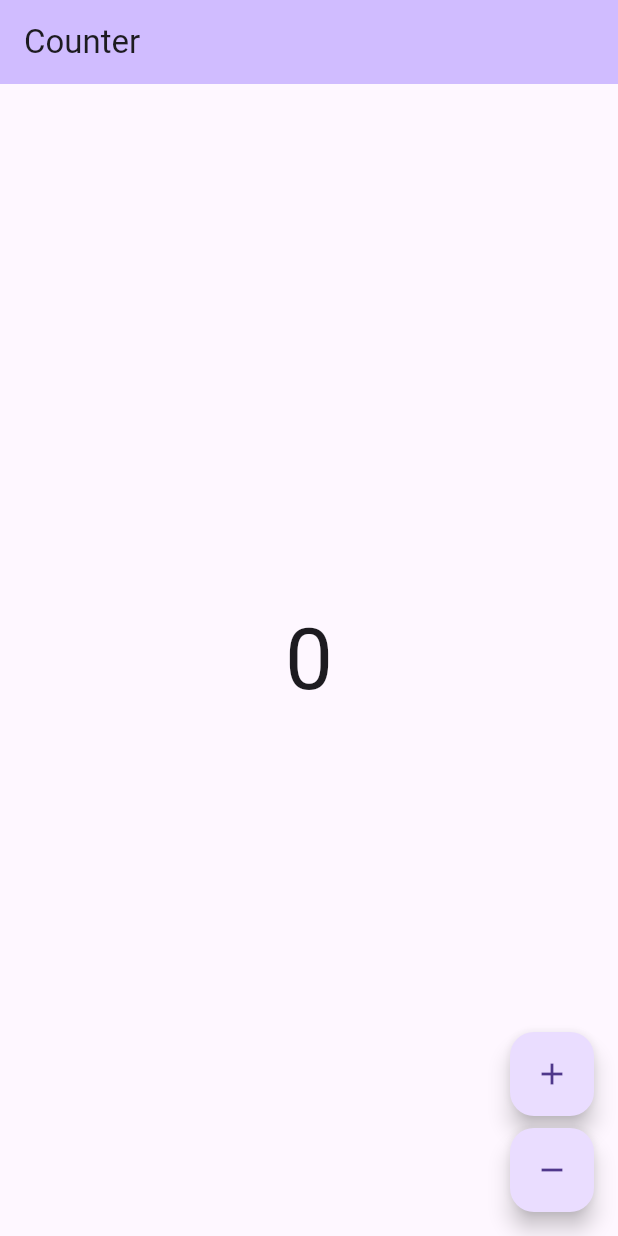
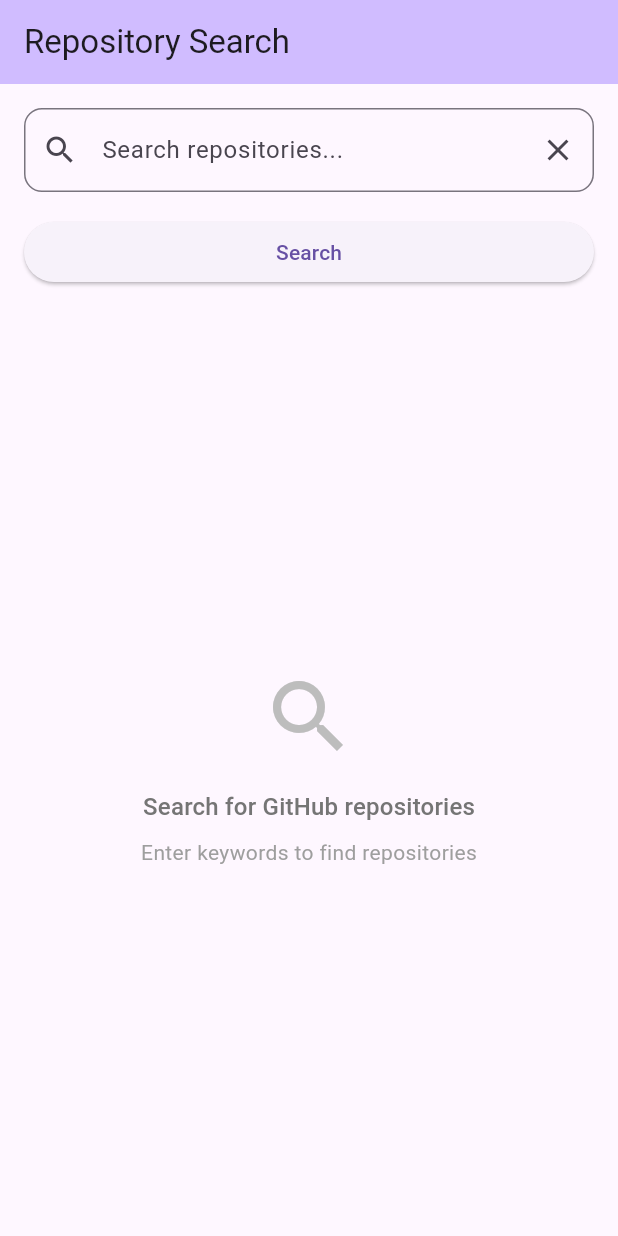
Before and after one commit to Kurczaak/github_poc, a Flutter app: the screen it shows after launch, on a phone screen of 412 x 824 dp. Run offline on Flutter 3.47's test engine with Material 3 defaults, Android fonts, the light colour scheme and no system bars; our stand-ins replace auto_route, bloc, equatable, flutter_bloc; generated files the repository leaves out were written again.

Commit message:
feat: add initial repository search page

```diff
--- a/lib/app/router/app_router.dart
+++ b/lib/app/router/app_router.dart
@@ -1,5 +1,6 @@
 import 'package:auto_route/auto_route.dart';
 import 'package:github_poc/presentation/feature/counter/view/counter_page.dart';
+import 'package:github_poc/presentation/feature/repository_search/view/repository_search_page.dart';
 
 part 'app_router.gr.dart';
 
@@ -7,11 +8,16 @@ part 'app_router.gr.dart';
 class AppRouter extends RootStackRouter {
   @override
   List<AutoRoute> get routes => [
-    // Home route
+    // Home route - Repository Search
     AutoRoute(
-      page: CounterRoute.page,
+      page: RepositorySearchRoute.page,
       path: '/',
       initial: true,
     ),
+    // Counter route
+    AutoRoute(
+      page: CounterRoute.page,
+      path: '/counter',
+    ),
   ];
 }
--- /dev/null
+++ b/lib/domain/model/repository.dart
@@ -0,0 +1,38 @@
+import 'package:equatable/equatable.dart';
+
+class Repository extends Equatable {
+  const Repository({
+    required this.id,
+    required this.name,
+    required this.fullName,
+    required this.description,
+    required this.stargazersCount,
+    required this.forksCount,
+    required this.language,
+    required this.htmlUrl,
+    required this.updatedAt,
+  });
+
+  final int id;
+  final String name;
+  final String fullName;
+  final String description;
+  final int stargazersCount;
+  final int forksCount;
+  final String language;
+  final String htmlUrl;
+  final DateTime updatedAt;
+
+  @override
+  List<Object?> get props => [
+    id,
+    name,
+    fullName,
+    description,
+    stargazersCount,
+    forksCount,
+    language,
+    htmlUrl,
+    updatedAt,
+  ];
+}
--- a/lib/l10n/arb/app_en.arb
+++ b/lib/l10n/arb/app_en.arb
@@ -1,7 +1,49 @@
 {
-    "@@locale": "en",
-    "counterAppBarTitle": "Counter",
-    "@counterAppBarTitle": {
-        "description": "Text shown in the AppBar of the Counter Page"
+  "@@locale": "en",
+  "counterAppBarTitle": "Counter",
+  "@counterAppBarTitle": {
+    "description": "Text shown in the AppBar of the Counter Page"
+  },
+  "repositorySearchTitle": "Repository Search",
+  "@repositorySearchTitle": {
+    "description": "Title shown in the AppBar of the Repository Search Page"
+  },
+  "searchRepositoriesHint": "Search repositories...",
+  "@searchRepositoriesHint": {
+    "description": "Hint text shown in the search input field"
+  },
+  "searchButton": "Search",
+  "@searchButton": {
+    "description": "Text shown on the search button"
+  },
+  "searchForGitHubRepositories": "Search for GitHub repositories",
+  "@searchForGitHubRepositories": {
+    "description": "Main text shown in empty state"
+  },
+  "enterKeywordsToFind": "Enter keywords to find repositories",
+  "@enterKeywordsToFind": {
+    "description": "Subtitle text shown in empty state"
+  },
+  "searchingRepositories": "Searching repositories...",
+  "@searchingRepositories": {
+    "description": "Text shown while searching for repositories"
+  },
+  "foundRepositoriesFor": "Found {count} repositories for \"{query}\"",
+  "@foundRepositoriesFor": {
+    "description": "Text showing search results count",
+    "placeholders": {
+      "count": {
+        "type": "int",
+        "description": "Number of repositories found"
+      },
+      "query": {
+        "type": "String",
+        "description": "Search query"
+      }
     }
+  },
+  "error": "Error",
+  "@error": {
+    "description": "Generic error title"
+  }
 }
--- /dev/null
+++ b/lib/presentation/feature/repository_search/cubit/repository_search_cubit.dart
@@ -0,0 +1,48 @@
+import 'package:bloc/bloc.dart';
+import 'package:equatable/equatable.dart';
+import 'package:github_poc/domain/model/repository.dart';
+
+part 'repository_search_state.dart';
+
+class RepositorySearchCubit extends Cubit<RepositorySearchState> {
+  RepositorySearchCubit() : super(const RepositorySearchInitial());
+
+  void searchRepositories(String query) {
+    if (query.isEmpty) {
+      emit(const RepositorySearchInitial());
+      return;
+    }
+
+    emit(const RepositorySearchLoading());
+
+    // Simulate some processing time
+    Future.delayed(const Duration(milliseconds: 500), () {
+      // Mock search results for now
+      final repositories = _generateMockRepositories(query);
+      emit(RepositorySearchSuccess(repositories: repositories, query: query));
+    });
+  }
+
+  void clearSearch() {
+    emit(const RepositorySearchInitial());
+  }
+
+  List<Repository> _generateMockRepositories(String query) {
+    // Generate mock repositories based on search query
+    return List.generate(5, (index) {
+      return Repository(
+        id: index + 1,
+        name: '${query.toLowerCase()}-repo-${index + 1}',
+        fullName: 'user/${query.toLowerCase()}-repo-${index + 1}',
+        description:
+            'A mock repository for $query with some interesting features and capabilities.',
+        stargazersCount: (index + 1) * 150,
+        forksCount: (index + 1) * 25,
+        language: ['Dart', 'TypeScript', 'Python', 'JavaScript', 'Go'][index],
+        htmlUrl:
+            'https://github.com/user/${query.toLowerCase()}-repo-${index + 1}',
+        updatedAt: DateTime.now().subtract(Duration(days: index + 1)),
+      );
+    });
+  }
+}
--- /dev/null
+++ b/lib/presentation/feature/repository_search/cubit/repository_search_state.dart
@@ -0,0 +1,38 @@
+part of 'repository_search_cubit.dart';
+
+abstract class RepositorySearchState extends Equatable {
+  const RepositorySearchState();
+
+  @override
+  List<Object?> get props => [];
+}
+
+class RepositorySearchInitial extends RepositorySearchState {
+  const RepositorySearchInitial();
+}
+
+class RepositorySearchLoading extends RepositorySearchState {
+  const RepositorySearchLoading();
+}
+
+class RepositorySearchSuccess extends RepositorySearchState {
+  const RepositorySearchSuccess({
+    required this.repositories,
+    required this.query,
+  });
+
+  final List<Repository> repositories;
+  final String query;
+
+  @override
+  List<Object?> get props => [repositories, query];
+}
+
+class RepositorySearchError extends RepositorySearchState {
+  const RepositorySearchError({required this.message});
+
+  final String message;
+
+  @override
+  List<Object?> get props => [message];
+}
--- /dev/null
+++ b/lib/presentation/feature/repository_search/view/repository_search_page.dart
@@ -0,0 +1,337 @@
+import 'package:auto_route/auto_route.dart';
+import 'package:flutter/material.dart';
+import 'package:flutter_bloc/flutter_bloc.dart';
+import 'package:github_poc/domain/model/repository.dart';
+import 'package:github_poc/l10n/l10n.dart';
+import 'package:github_poc/presentation/feature/repository_search/cubit/repository_search_cubit.dart';
+
+@RoutePage()
+class RepositorySearchPage extends StatelessWidget {
+  const RepositorySearchPage({super.key});
+
+  @override
+  Widget build(BuildContext context) {
+    return BlocProvider(
+      create: (_) => RepositorySearchCubit(),
+      child: const RepositorySearchView(),
+    );
+  }
+}
+
+class RepositorySearchView extends StatefulWidget {
+  const RepositorySearchView({super.key});
+
+  @override
+  State<RepositorySearchView> createState() => _RepositorySearchViewState();
+}
+
+class _RepositorySearchViewState extends State<RepositorySearchView> {
+  final TextEditingController _searchController = TextEditingController();
+
+  @override
+  void dispose() {
+    _searchController.dispose();
+    super.dispose();
+  }
+
+  @override
+  Widget build(BuildContext context) {
+    final l10n = context.l10n;
+
+    return Scaffold(
+      appBar: AppBar(
+        title: Text(l10n.repositorySearchTitle),
+        backgroundColor: Theme.of(context).colorScheme.inversePrimary,
+      ),
+      body: Padding(
+        padding: const EdgeInsets.all(16),
+        child: Column(
+          children: [
+            // Search Input
+            TextField(
+              controller: _searchController,
+              decoration: InputDecoration(
+                hintText: l10n.searchRepositoriesHint,
+                prefixIcon: const Icon(Icons.search),
+                suffixIcon: IconButton(
+                  icon: const Icon(Icons.clear),
+                  onPressed: () {
+                    _searchController.clear();
+                    context.read<RepositorySearchCubit>().clearSearch();
+                  },
+                ),
+                border: OutlineInputBorder(
+                  borderRadius: BorderRadius.circular(12),
+                ),
+              ),
+              onSubmitted: (query) {
+                if (query.isNotEmpty) {
+                  context.read<RepositorySearchCubit>().searchRepositories(
+                    query,
+                  );
+                }
+              },
+            ),
+            const SizedBox(height: 16),
+
+            // Search Button
+            SizedBox(
+              width: double.infinity,
+              child: ElevatedButton(
+                onPressed: () {
+                  final query = _searchController.text.trim();
+                  if (query.isNotEmpty) {
+                    context.read<RepositorySearchCubit>().searchRepositories(
+                      query,
+                    );
+                  }
+                },
+                child: Text(l10n.searchButton),
+              ),
+            ),
+            const SizedBox(height: 24),
+
+            // Results
+            Expanded(
+              child: BlocBuilder<RepositorySearchCubit, RepositorySearchState>(
+                builder: (context, state) {
+                  if (state is RepositorySearchInitial) {
+                    return const _EmptyState();
+                  } else if (state is RepositorySearchLoading) {
+                    return const _LoadingState();
+                  } else if (state is RepositorySearchSuccess) {
+                    return _SuccessState(state: state);
+                  } else if (state is RepositorySearchError) {
+                    return _ErrorState(state: state);
+                  } else {
+                    return const _EmptyState();
+                  }
+                },
+              ),
+            ),
+          ],
+        ),
+      ),
+    );
+  }
+}
+
+class _EmptyState extends StatelessWidget {
+  const _EmptyState();
+
+  @override
+  Widget build(BuildContext context) {
+    final l10n = context.l10n;
+
+    return Center(
+      child: Column(
+        mainAxisAlignment: MainAxisAlignment.center,
+        children: [
+          Icon(
+            Icons.search,
+            size: 64,
+            color: Colors.grey[400],
+          ),
+          const SizedBox(height: 16),
+          Text(
+            l10n.searchForGitHubRepositories,
+            style: Theme.of(context).textTheme.titleMedium?.copyWith(
+              color: Colors.grey[600],
+            ),
+          ),
+          const SizedBox(height: 8),
+          Text(
+            l10n.enterKeywordsToFind,
+            style: Theme.of(context).textTheme.bodyMedium?.copyWith(
+              color: Colors.grey[500],
+            ),
+          ),
+        ],
+      ),
+    );
+  }
+}
+
+class _LoadingState extends StatelessWidget {
+  const _LoadingState();
+
+  @override
+  Widget build(BuildContext context) {
+    final l10n = context.l10n;
+
+    return Center(
+      child: Column(
+        mainAxisAlignment: MainAxisAlignment.center,
+        children: [
+          const CircularProgressIndicator(),
+          const SizedBox(height: 16),
+          Text(l10n.searchingRepositories),
+        ],
+      ),
+    );
+  }
+}
+
+class _SuccessState extends StatelessWidget {
+  const _SuccessState({required this.state});
+
+  final RepositorySearchSuccess state;
+
+  @override
+  Widget build(BuildContext context) {
+    final l10n = context.l10n;
+
+    return Column(
+      crossAxisAlignment: CrossAxisAlignment.start,
+      children: [
+        Text(
+          l10n.foundRepositoriesFor(state.repositories.length, state.query),
+          style: Theme.of(context).textTheme.titleSmall,
+        ),
+        const SizedBox(height: 16),
+        Expanded(
+          child: ListView.builder(
+            itemCount: state.repositories.length,
+            itemBuilder: (context, index) {
+              final repo = state.repositories[index];
+              return _RepositoryCard(repository: repo);
+            },
+          ),
+        ),
+      ],
+    );
+  }
+}
+
+class _ErrorState extends StatelessWidget {
+  const _ErrorState({required this.state});
+
+  final RepositorySearchError state;
+
+  @override
+  Widget build(BuildContext context) {
+    final l10n = context.l10n;
+
+    return Center(
+      child: Column(
+        mainAxisAlignment: MainAxisAlignment.center,
+        children: [
+          Icon(
+            Icons.error_outline,
+            size: 64,
+            color: Colors.red[400],
+          ),
+          const SizedBox(height: 16),
+          Text(
+            l10n.error,
+            style: Theme.of(context).textTheme.titleMedium?.copyWith(
+              color: Colors.red[600],
+            ),
+          ),
+          const SizedBox(height: 8),
+          Text(
+            state.message,
+            style: Theme.of(context).textTheme.bodyMedium?.copyWith(
+              color: Colors.red[500],
+            ),
+            textAlign: TextAlign.center,
+          ),
+        ],
+      ),
+    );
+  }
+}
+
+class _RepositoryCard extends StatelessWidget {
+  const _RepositoryCard({required this.repository});
+
+  final Repository repository;
+
+  @override
+  Widget build(BuildContext context) {
+    return Card(
+      margin: const EdgeInsets.only(bottom: 12),
+      child: Padding(
+        padding: const EdgeInsets.all(16),
+        child: Column(
+          crossAxisAlignment: CrossAxisAlignment.start,
+          children: [
+            // Repository name and full name
+            Text(
+              repository.name,
+              style: Theme.of(context).textTheme.titleMedium?.copyWith(
+                fontWeight: FontWeight.bold,
+              ),
+            ),
+            Text(
+              repository.fullName,
+              style: Theme.of(context).textTheme.bodySmall?.copyWith(
+                color: Colors.grey[600],
+              ),
+            ),
+            const SizedBox(height: 8),
+
+            // Description
+            if (repository.description.isNotEmpty)
+              Text(
+                repository.description,
+                style: Theme.of(context).textTheme.bodyMedium,
+                maxLines: 2,
+                overflow: TextOverflow.ellipsis,
+              ),
+            const SizedBox(height: 12),
+
+            // Stats and language
+            Row(
+              children: [
+                // Language
+                Container(
+                  padding: const EdgeInsets.symmetric(
+                    horizontal: 8,
+                    vertical: 4,
+                  ),
+                  decoration: BoxDecoration(
+                    color: Theme.of(context).colorScheme.primaryContainer,
+                    borderRadius: BorderRadius.circular(12),
+                  ),
+                  child: Text(
+                    repository.language,
+                    style: Theme.of(context).textTheme.bodySmall?.copyWith(
+                      color: Theme.of(context).colorScheme.onPrimaryContainer,
+                    ),
+                  ),
+                ),
+                const Spacer(),
+
+                // Stars
+                Icon(
+                  Icons.star,
+                  size: 16,
+                  color: Colors.grey[600],
+                ),
+                const SizedBox(width: 4),
+                Text(
+                  repository.stargazersCount.toString(),
+                  style: Theme.of(context).textTheme.bodySmall,
+                ),
+                const SizedBox(width: 16),
+
+                // Forks
+                Icon(
+                  Icons.call_split,
+                  size: 16,
+                  color: Colors.grey[600],
+                ),
+                const SizedBox(width: 4),
+                Text(
+                  repository.forksCount.toString(),
+                  style: Theme.of(context).textTheme.bodySmall,
+                ),
+              ],
+            ),
+          ],
+        ),
+      ),
+    );
+  }
+}
```
Also changed, not shown: lib/app/router/app_router.gr.dart.
